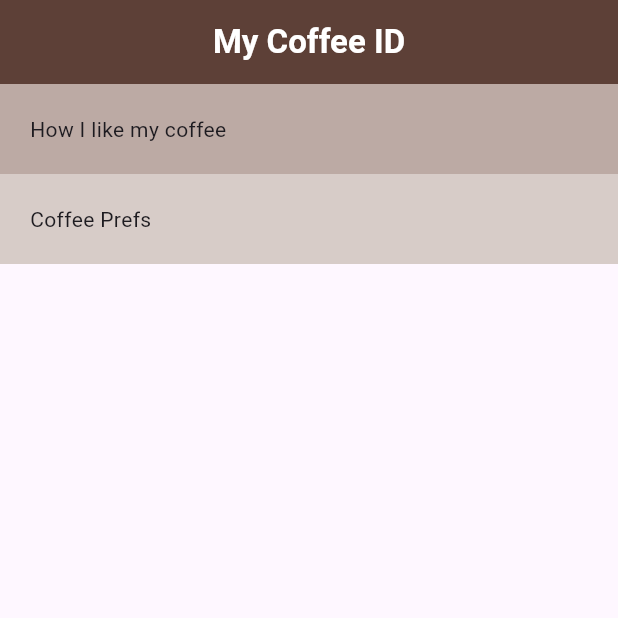
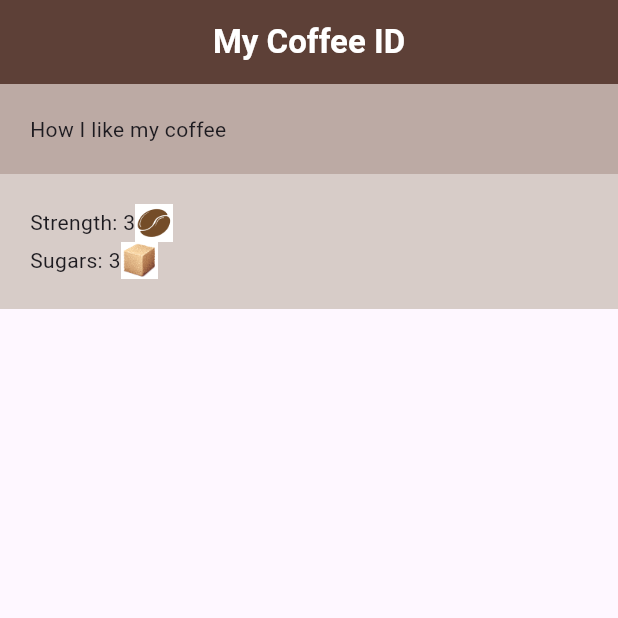
Before and after one commit to anirudh-korapole/coffee_card, a Flutter app: the screen it shows after launch, on a phone screen of 412 x 824 dp, the top half of it. Run offline on Flutter 3.47's test engine with Material 3 defaults, Android fonts, the phone set to English and light mode, and no system bars.

Commit message:
done# Please enter the commit message for your changes. Lines starting

```diff
--- /dev/null
+++ b/lib/coffee_prefs.dart
@@ -0,0 +1,35 @@
+import 'package:flutter/material.dart';
+
+class CoffeePrefs extends StatelessWidget {
+  const CoffeePrefs({super.key});
+
+  @override
+  Widget build(BuildContext context) {
+    return Column(
+      children: [
+        Row(
+          children: [
+            Text("Strength: "),
+            Text("3"),
+            Image.asset('assets/img/coffee_bean.png',
+              width: 25,
+
+            ),
+            SizedBox(width: 50,),
+
+          ],
+        ),
+        Row(
+          children: [
+            Text("Sugars: "),
+            Text("3"),
+            Image.asset('assets/img/sugar_cube.png',
+              width: 25,
+            ),
+            SizedBox(width: 50,),
+          ],
+        ),
+      ],
+    );
+  }
+}
--- a/lib/home.dart
+++ b/lib/home.dart
@@ -1,3 +1,4 @@
+import 'package:coffee_card/coffee_prefs.dart';
 import 'package:flutter/material.dart';
 class Home extends StatelessWidget {
   const Home({super.key});
@@ -24,7 +25,7 @@ class Home extends StatelessWidget {
           Container(
             color: Colors.brown[100],
             padding: const EdgeInsets.all(20),
-            child: const Text("Coffee Prefs"),
+            child: CoffeePrefs(),
           ),
         ],
       )
--- a/lib/main.dart
+++ b/lib/main.dart
@@ -19,22 +19,22 @@ class Sandbox extends StatelessWidget {
         title: const Text("Sandbox"),
         backgroundColor: Colors.grey,
       ),
-      body: Column(
+      body: Row(
         crossAxisAlignment: CrossAxisAlignment.stretch,
         mainAxisAlignment: MainAxisAlignment.center,
         children: [
           Container(
-            width: 100,
+            height: 100,
             color: Colors.red,
             child: const Text("One"),
           ),
           Container(
-            width: 200,
+            height: 200,
             color: Colors.green,
             child: const Text("Two"),
           ),
           Container(
-            width: 300,
+            height: 300,
             color: Colors.blue,
             child: const Text("Three"),
           ),
```
Also changed, not shown: pubspec.yaml (+4 -4 lines), assets/img/coffee_bean.png (added), assets/img/sugar_cube.png (added), 1 other file.
